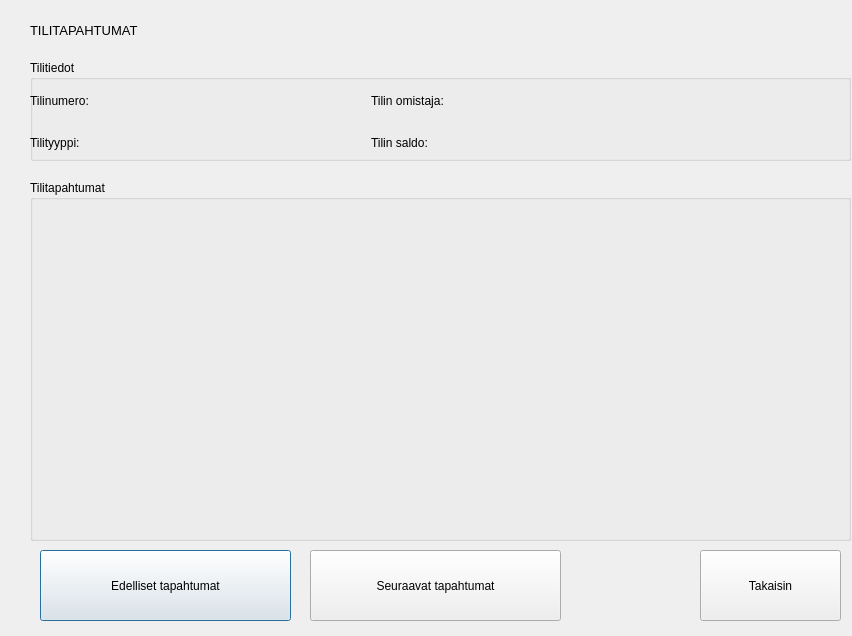
Above: bankautomat/naytatapahtumia.ui from tvt21kmo-bank-project/group_8 before the change. Below: the same form after it.
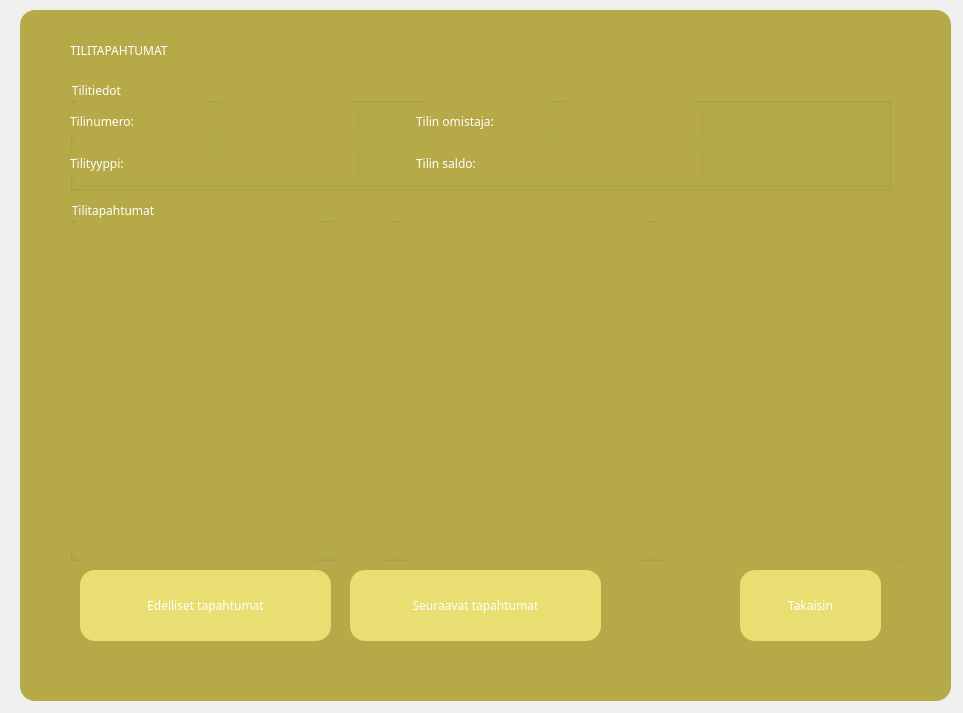
That is the form after the change.

Patch:
```diff
--- a/bankautomat/naytatapahtumia.ui
+++ b/bankautomat/naytatapahtumia.ui
@@ -6,22 +6,58 @@
    <rect>
     <x>0</x>
     <y>0</y>
-    <width>852</width>
-    <height>636</height>
+    <width>963</width>
+    <height>713</height>
    </rect>
   </property>
   <property name="windowTitle">
    <string>Dialog</string>
   </property>
+  <property name="styleSheet">
+   <string notr="true"> *
+{
+font: century gothic;
+color:white;
+}
+QPushButton
+{
+background:#e9de72;
+border-radius:60px;
+
+}
+QPushButton
+{
+color:;
+border-radius:15px;
+}
+QFrame
+{
+background:#b5aa47;
+border-radius:15px;
+}
+QTextEdit
+{
+font: century gothic;
+color:white;
+}</string>
+  </property>
   <widget class="QPushButton" name="btnEdelliset">
    <property name="geometry">
     <rect>
-     <x>40</x>
-     <y>550</y>
+     <x>80</x>
+     <y>570</y>
      <width>251</width>
      <height>71</height>
     </rect>
    </property>
+   <property name="font">
+    <font>
+     <family>gothic</family>
+     <weight>50</weight>
+     <italic>false</italic>
+     <bold>false</bold>
+    </font>
+   </property>
    <property name="text">
     <string>Edelliset tapahtumat</string>
    </property>
@@ -29,12 +65,20 @@
   <widget class="QPushButton" name="btnSeuraavat">
    <property name="geometry">
     <rect>
-     <x>310</x>
-     <y>550</y>
+     <x>350</x>
+     <y>570</y>
      <width>251</width>
      <height>71</height>
     </rect>
    </property>
+   <property name="font">
+    <font>
+     <family>gothic</family>
+     <weight>50</weight>
+     <italic>false</italic>
+     <bold>false</bold>
+    </font>
+   </property>
    <property name="text">
     <string>Seuraavat tapahtumat</string>
    </property>
@@ -42,12 +86,20 @@
   <widget class="QPushButton" name="btnTakaisin">
    <property name="geometry">
     <rect>
-     <x>700</x>
-     <y>550</y>
+     <x>740</x>
+     <y>570</y>
      <width>141</width>
      <height>71</height>
     </rect>
    </property>
+   <property name="font">
+    <font>
+     <family>gothic</family>
+     <weight>50</weight>
+     <italic>false</italic>
+     <bold>false</bold>
+    </font>
+   </property>
    <property name="text">
     <string>Takaisin</string>
    </property>
@@ -55,15 +107,18 @@
   <widget class="QLabel" name="labelOtsikko">
    <property name="geometry">
     <rect>
-     <x>30</x>
-     <y>10</y>
+     <x>70</x>
+     <y>30</y>
      <width>721</width>
      <height>41</height>
     </rect>
    </property>
    <property name="font">
     <font>
-     <pointsize>10</pointsize>
+     <family>gothic</family>
+     <weight>50</weight>
+     <italic>false</italic>
+     <bold>false</bold>
     </font>
    </property>
    <property name="text">
@@ -73,10 +128,10 @@
   <widget class="QGroupBox" name="groupBoxTilitiedot">
    <property name="geometry">
     <rect>
-     <x>30</x>
-     <y>60</y>
+     <x>70</x>
+     <y>80</y>
      <width>821</width>
-     <height>101</height>
+     <height>111</height>
     </rect>
    </property>
    <property name="title">
@@ -87,7 +142,7 @@
      <rect>
       <x>0</x>
       <y>20</y>
-      <width>821</width>
+      <width>831</width>
       <height>84</height>
      </rect>
     </property>
@@ -99,6 +154,14 @@
       <layout class="QHBoxLayout" name="horizontalLayout_2">
        <item>
         <widget class="QLabel" name="labelTilitiedot1">
+         <property name="font">
+          <font>
+           <family>gothic</family>
+           <weight>50</weight>
+           <italic>false</italic>
+           <bold>false</bold>
+          </font>
+         </property>
          <property name="text">
           <string>Tilinumero:</string>
          </property>
@@ -106,6 +169,14 @@
        </item>
        <item>
         <widget class="QLabel" name="labelTilitiedot_tilinumero">
+         <property name="font">
+          <font>
+           <family>gothic</family>
+           <weight>50</weight>
+           <italic>false</italic>
+           <bold>false</bold>
+          </font>
+         </property>
          <property name="text">
           <string/>
          </property>
@@ -129,6 +200,14 @@
        </item>
        <item>
         <widget class="QLabel" name="labelTilitiedot2">
+         <property name="font">
+          <font>
+           <family>gothic</family>
+           <weight>50</weight>
+           <italic>false</italic>
+           <bold>false</bold>
+          </font>
+         </property>
          <property name="text">
           <string>Tilin omistaja:</string>
          </property>
@@ -136,6 +215,14 @@
        </item>
        <item>
         <widget class="QLabel" name="labelTilitiedot_tilinOmistaja">
+         <property name="font">
+          <font>
+           <family>gothic</family>
+           <weight>50</weight>
+           <italic>false</italic>
+           <bold>false</bold>
+          </font>
+         </property>
          <property name="text">
           <string/>
          </property>
@@ -163,6 +250,14 @@
       <layout class="QHBoxLayout" name="horizontalLayout_4">
        <item>
         <widget class="QLabel" name="labelTilitiedot3">
+         <property name="font">
+          <font>
+           <family>gothic</family>
+           <weight>50</weight>
+           <italic>false</italic>
+           <bold>false</bold>
+          </font>
+         </property>
          <property name="text">
           <string>Tilityyppi:</string>
          </property>
@@ -170,6 +265,14 @@
        </item>
        <item>
         <widget class="QLabel" name="labelTilitiedot_tilityyppi">
+         <property name="font">
+          <font>
+           <family>gothic</family>
+           <weight>50</weight>
+           <italic>false</italic>
+           <bold>false</bold>
+          </font>
+         </property>
          <property name="text">
           <string/>
          </property>
@@ -193,6 +296,14 @@
        </item>
        <item>
         <widget class="QLabel" name="labelTilitiedot4">
+         <property name="font">
+          <font>
+           <family>gothic</family>
+           <weight>50</weight>
+           <italic>false</italic>
+           <bold>false</bold>
+          </font>
+         </property>
          <property name="text">
           <string>Tilin saldo:</string>
          </property>
@@ -200,6 +311,14 @@
        </item>
        <item>
         <widget class="QLabel" name="labelTilitiedot_tilinSaldo">
+         <property name="font">
+          <font>
+           <family>gothic</family>
+           <weight>50</weight>
+           <italic>false</italic>
+           <bold>false</bold>
+          </font>
+         </property>
          <property name="text">
           <string/>
          </property>
@@ -229,9 +348,9 @@
   <widget class="QGroupBox" name="groupBox">
    <property name="geometry">
     <rect>
-     <x>30</x>
-     <y>180</y>
-     <width>821</width>
+     <x>70</x>
+     <y>200</y>
+     <width>831</width>
      <height>361</height>
     </rect>
    </property>
@@ -260,7 +379,7 @@
         </sizepolicy>
        </property>
        <property name="styleSheet">
-        <string notr="true">background-color: rgba(255, 255, 255,0);</string>
+        <string notr="true"/>
        </property>
        <property name="frameShape">
         <enum>QFrame::NoFrame</enum>
@@ -285,7 +404,7 @@
         </sizepolicy>
        </property>
        <property name="styleSheet">
-        <string notr="true">background-color: rgba(255, 255, 255,0);</string>
+        <string notr="true"/>
        </property>
        <property name="frameShape">
         <enum>QFrame::NoFrame</enum>
@@ -313,7 +432,7 @@
         </sizepolicy>
        </property>
        <property name="styleSheet">
-        <string notr="true">background-color: rgba(255, 255, 255,0);</string>
+        <string notr="true"/>
        </property>
        <property name="frameShape">
         <enum>QFrame::NoFrame</enum>
@@ -344,7 +463,7 @@
         </sizepolicy>
        </property>
        <property name="styleSheet">
-        <string notr="true">background-color: rgba(255, 255, 255,0);</string>
+        <string notr="true">color:white;</string>
        </property>
        <property name="frameShape">
         <enum>QFrame::NoFrame</enum>
@@ -369,6 +488,29 @@
     </layout>
    </widget>
   </widget>
+  <widget class="QFrame" name="frame">
+   <property name="geometry">
+    <rect>
+     <x>20</x>
+     <y>10</y>
+     <width>931</width>
+     <height>691</height>
+    </rect>
+   </property>
+   <property name="frameShape">
+    <enum>QFrame::StyledPanel</enum>
+   </property>
+   <property name="frameShadow">
+    <enum>QFrame::Raised</enum>
+   </property>
+  </widget>
+  <zorder>frame</zorder>
+  <zorder>btnEdelliset</zorder>
+  <zorder>btnSeuraavat</zorder>
+  <zorder>btnTakaisin</zorder>
+  <zorder>labelOtsikko</zorder>
+  <zorder>groupBoxTilitiedot</zorder>
+  <zorder>groupBox</zorder>
  </widget>
  <resources/>
  <connections/>
```
